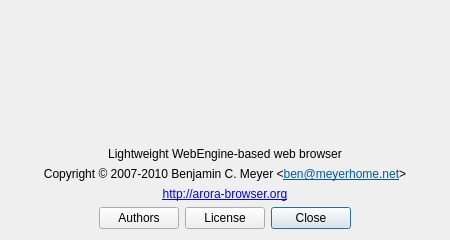
Old version of the form src/aboutdialog.ui in the repository IT-Space-2026/arktos.
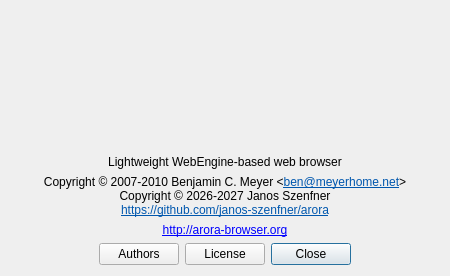
New version of the form.

Commit message: ABOUT01: credit the Qt 6 port maintainer in the About dialog + AUTHORS

What changed in the file:
```diff
--- a/src/aboutdialog.ui
+++ b/src/aboutdialog.ui
@@ -7,7 +7,7 @@
     <x>0</x>
     <y>0</y>
     <width>450</width>
-    <height>240</height>
+    <height>276</height>
    </rect>
   </property>
   <property name="modal">
@@ -137,7 +137,9 @@
 &lt;html&gt;&lt;head&gt;&lt;meta name=&quot;qrichtext&quot; content=&quot;1&quot; /&gt;&lt;style type=&quot;text/css&quot;&gt;
 p, li { white-space: pre-wrap; }
 &lt;/style&gt;&lt;/head&gt;&lt;body style=&quot;font-size:9pt;&quot;&gt;
-&lt;p style=&quot; margin-top:0px; margin-bottom:0px; margin-left:0px; margin-right:0px; -qt-block-indent:0; text-indent:0px;&quot;&gt;Copyright © 2007-2010 Benjamin C. Meyer &amp;lt;&lt;a href=&quot;mailto:ben@meyerhome.net&quot;&gt;&lt;span style=&quot; text-decoration: underline; color:#0057ae;&quot;&gt;ben@meyerhome.net&lt;/span&gt;&lt;/a&gt;&amp;gt;&lt;/p&gt;&lt;/body&gt;&lt;/html&gt;</string>
+&lt;p style=&quot; margin-top:0px; margin-bottom:0px; margin-left:0px; margin-right:0px; -qt-block-indent:0; text-indent:0px;&quot;&gt;Copyright © 2007-2010 Benjamin C. Meyer &amp;lt;&lt;a href=&quot;mailto:ben@meyerhome.net&quot;&gt;&lt;span style=&quot; text-decoration: underline; color:#0057ae;&quot;&gt;ben@meyerhome.net&lt;/span&gt;&lt;/a&gt;&amp;gt;&lt;/p&gt;
+&lt;p style=&quot; margin-top:0px; margin-bottom:0px; margin-left:0px; margin-right:0px; -qt-block-indent:0; text-indent:0px;&quot;&gt;Copyright © 2026-2027 Janos Szenfner&lt;/p&gt;
+&lt;p style=&quot; margin-top:0px; margin-bottom:0px; margin-left:0px; margin-right:0px; -qt-block-indent:0; text-indent:0px;&quot;&gt;&lt;a href=&quot;https://github.com/janos-szenfner/arora&quot;&gt;&lt;span style=&quot; text-decoration: underline; color:#0057ae;&quot;&gt;https://github.com/janos-szenfner/arora&lt;/span&gt;&lt;/a&gt;&lt;/p&gt;&lt;/body&gt;&lt;/html&gt;</string>
      </property>
      <property name="alignment">
       <set>Qt::AlignCenter</set>
```
The commit also changes 6 other files.
